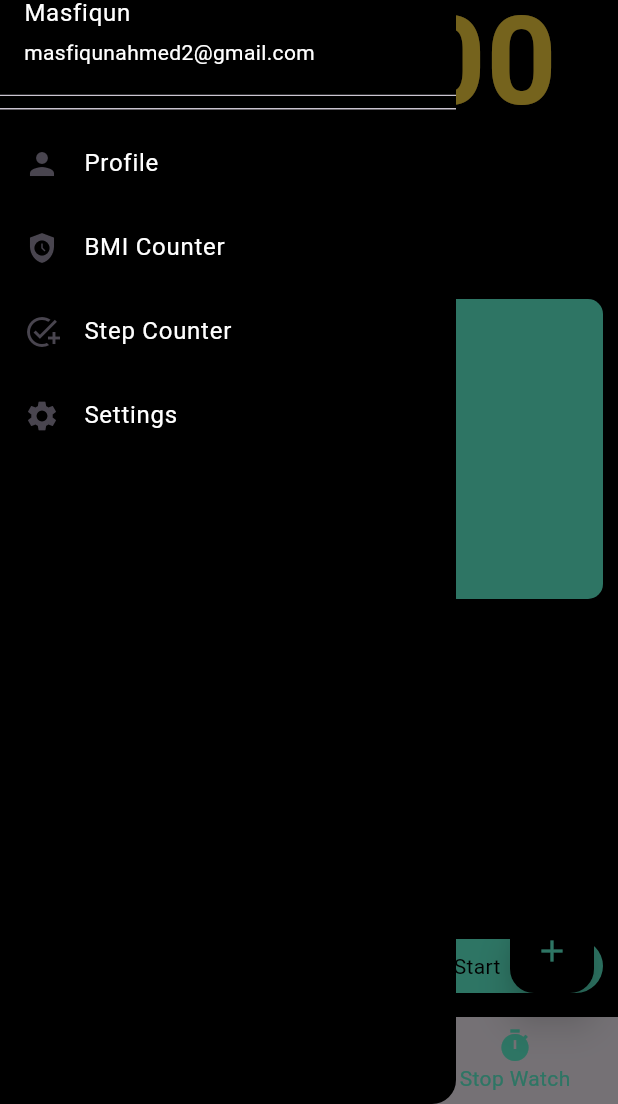
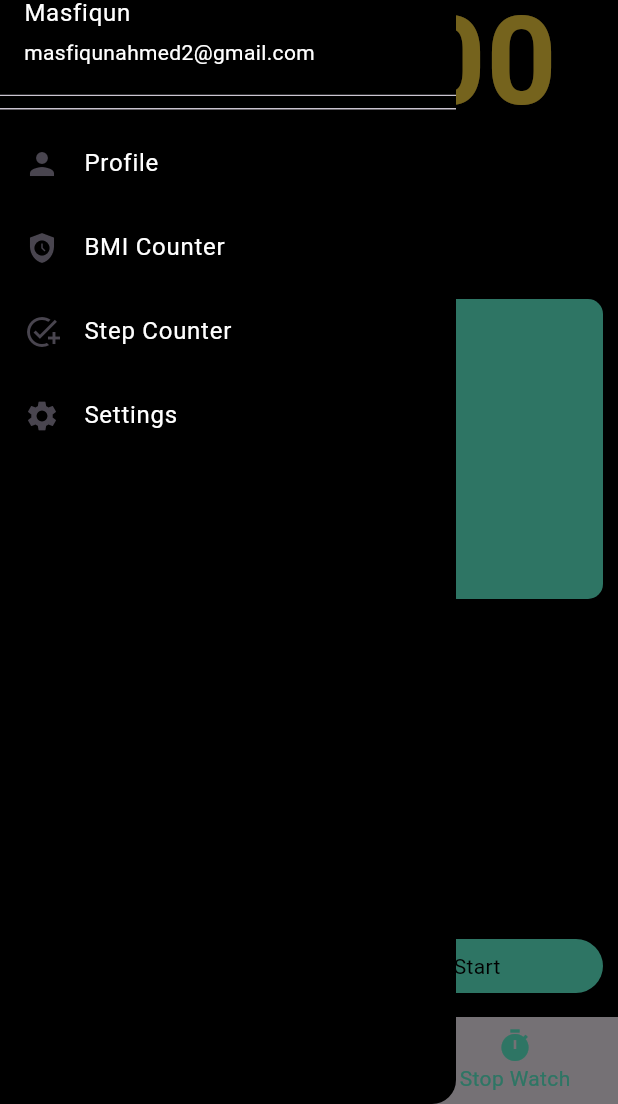
Before and after one commit to Masfiqun/All_in_one_daily_usage_app, a Flutter app: the screen it shows after launch, item 4 of the bottom bar chosen, with the side drawer open, on a phone screen of 412 x 824 dp, the part 132-1236 px from its top. Run offline on Flutter 3.47's test engine with Material 3 defaults, Android fonts, the phone set to English and light mode, and no system bars; our stand-ins replace timer_builder; network calls fail.

Commit message:
day 13th 0.2

```diff
--- a/First_Project/lib/main.dart
+++ b/First_Project/lib/main.dart
@@ -130,14 +130,7 @@ ButtonStyle buttonStyle=ElevatedButton.styleFrom(
       ),
 
 
-      floatingActionButton: FloatingActionButton(
 
-        elevation: 10,
-        child: Icon(Icons.add),
-        onPressed: (){MyAlertDialog(context);},
-        backgroundColor: Colors.black,
-        foregroundColor: Colors.tealAccent,
-        ),
 
 
       drawer: Drawer(
```
Also changed, not shown: First_Project/lib/Stop_Watch/stop_watch.dart (+5 -5 lines).
